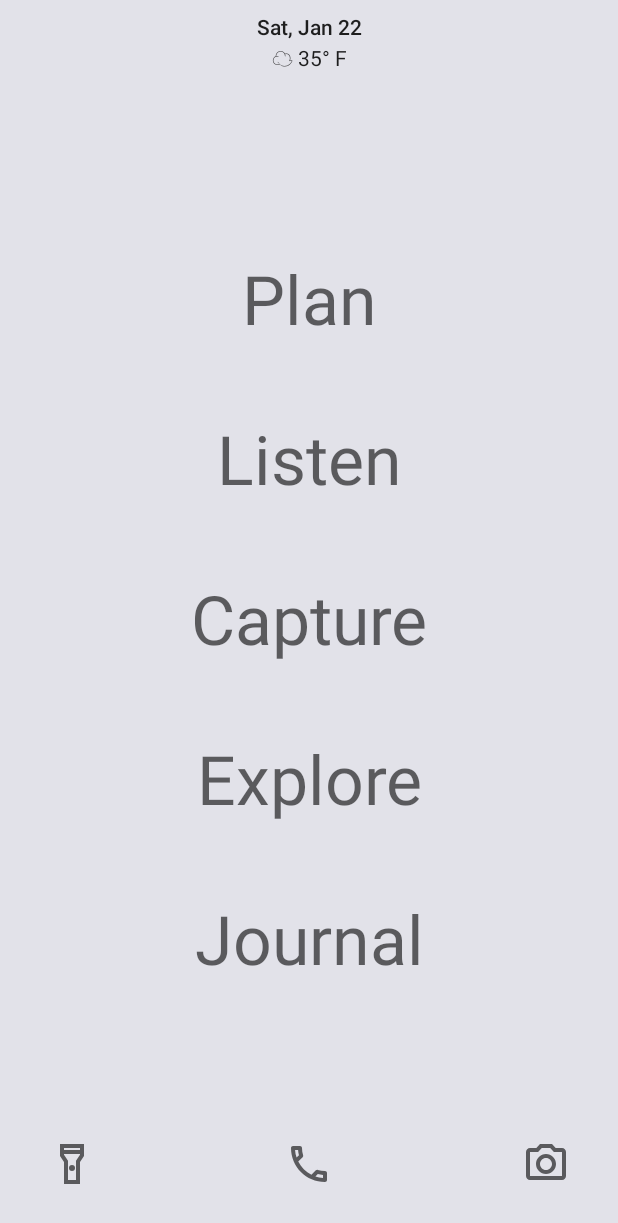
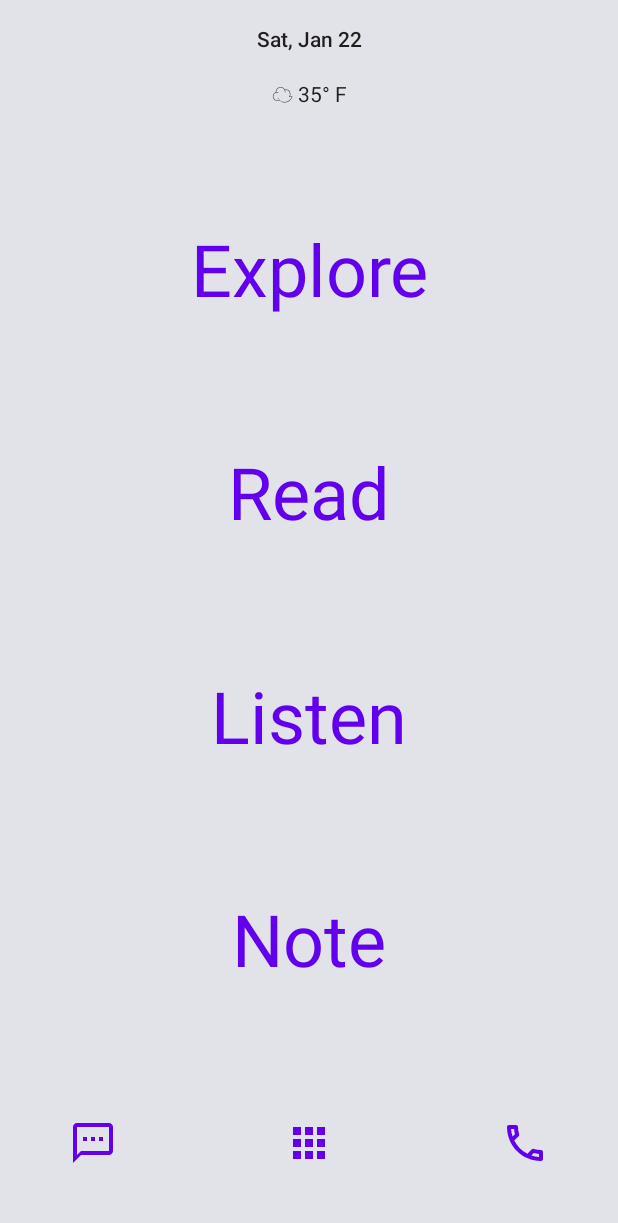
Before and after one commit to danstiner/ink-launcher, an Android app: the layout activity_fullscreen.xml on its own in the app's theme, with its tools: preview values and no code run, on a phone screen of 412 x 824 dp. Shown: the top 1223 px of the screen. Run offline under Robolectric (Android 15) with nearby library versions, the phone set to English and light mode, and no system bars.

Commit message:
Prototype layout

```diff
--- a/app/build.gradle
+++ b/app/build.gradle
@@ -4,7 +4,7 @@ plugins {
 }
 
 android {
-    compileSdk 32
+    compileSdk 31
 
     defaultConfig {
         applicationId "com.danielstiner.ink.launcher"
@@ -23,6 +23,7 @@ android {
         }
     }
     compileOptions {
+        coreLibraryDesugaringEnabled = true
         sourceCompatibility JavaVersion.VERSION_1_8
         targetCompatibility JavaVersion.VERSION_1_8
     }
@@ -35,7 +36,7 @@ android {
 }
 
 dependencies {
-
+    coreLibraryDesugaring("com.android.tools:desugar_jdk_libs:1.1.5")
     implementation 'androidx.core:core-ktx:1.7.0'
     implementation 'androidx.appcompat:appcompat:1.4.1'
     implementation 'com.google.android.material:material:1.5.0'
--- /dev/null
+++ b/app/src/main/res/drawable/ic_outline_apps_24.xml
@@ -0,0 +1,10 @@
+<vector xmlns:android="http://schemas.android.com/apk/res/android"
+    android:width="24dp"
+    android:height="24dp"
+    android:viewportWidth="24"
+    android:viewportHeight="24"
+    android:tint="?attr/colorControlNormal">
+  <path
+      android:fillColor="@android:color/white"
+      android:pathData="M4,8h4L8,4L4,4v4zM10,20h4v-4h-4v4zM4,20h4v-4L4,16v4zM4,14h4v-4L4,10v4zM10,14h4v-4h-4v4zM16,4v4h4L20,4h-4zM10,8h4L14,4h-4v4zM16,14h4v-4h-4v4zM16,20h4v-4h-4v4z"/>
+</vector>
--- /dev/null
+++ b/app/src/main/res/drawable/ic_outline_textsms_24.xml
@@ -0,0 +1,10 @@
+<vector xmlns:android="http://schemas.android.com/apk/res/android"
+    android:width="24dp"
+    android:height="24dp"
+    android:viewportWidth="24"
+    android:viewportHeight="24"
+    android:tint="?attr/colorControlNormal">
+  <path
+      android:fillColor="@android:color/white"
+      android:pathData="M20,2L4,2c-1.1,0 -2,0.9 -2,2v18l4,-4h14c1.1,0 2,-0.9 2,-2L22,4c0,-1.1 -0.9,-2 -2,-2zM20,16L6,16l-2,2L4,4h16v12zM7,9h2v2L7,11zM11,9h2v2h-2zM15,9h2v2h-2z"/>
+</vector>
--- a/app/src/main/res/layout/activity_fullscreen.xml
+++ b/app/src/main/res/layout/activity_fullscreen.xml
@@ -7,36 +7,6 @@
     android:background="?attr/fullscreenBackgroundColor"
     android:theme="@style/ThemeOverlay.InkLauncher.FullscreenContainer"
     tools:context=".FullscreenActivity">
-
-    <ImageView
-        android:id="@+id/imageView"
-        android:layout_width="32dp"
-        android:layout_height="32dp"
-        android:layout_marginStart="32dp"
-        android:layout_marginBottom="32dp"
-        app:srcCompat="@drawable/ic_outline_flashlight_on_24"
-        app:layout_constraintStart_toStartOf="parent"
-        app:layout_constraintBottom_toBottomOf="parent" />
-
-    <ImageView
-        android:id="@+id/imageView2"
-        android:layout_width="32dp"
-        android:layout_height="32dp"
-        android:layout_marginEnd="32dp"
-        android:layout_marginBottom="32dp"
-        app:srcCompat="@drawable/ic_outline_photo_camera_24"
-        app:layout_constraintEnd_toEndOf="parent"
-        app:layout_constraintBottom_toBottomOf="parent" />
-
-    <ImageView
-        android:id="@+id/imageView3"
-        android:layout_width="32dp"
-        android:layout_height="32dp"
-        android:layout_marginBottom="32dp"
-        app:srcCompat="@drawable/ic_outline_phone_24"
-        app:layout_constraintStart_toStartOf="parent"
-        app:layout_constraintEnd_toEndOf="parent"
-        app:layout_constraintBottom_toBottomOf="parent" />
 
     <TextView
         android:id="@+id/textView"
@@ -51,10 +21,10 @@
         app:layout_constraintTop_toTopOf="parent" />
 
     <TextView
-        android:id="@+id/textView2"
+        android:id="@+id/dateText"
         android:layout_width="wrap_content"
         android:layout_height="wrap_content"
-        android:layout_marginTop="8dp"
+        android:layout_marginTop="16dp"
         android:text="Sat, Jan 22"
         android:textAppearance="@style/TextAppearance.AppCompat.Body2"
         app:layout_constraintEnd_toEndOf="parent"
@@ -62,25 +32,106 @@
         app:layout_constraintTop_toTopOf="parent" />
 
     <TextView
-        android:id="@+id/textView5"
+        android:id="@+id/weatherText"
         android:layout_width="wrap_content"
         android:layout_height="wrap_content"
+        android:layout_marginTop="16dp"
         android:text="☁ 35° F"
         android:textAppearance="@style/TextAppearance.AppCompat.Body1"
         app:layout_constraintEnd_toEndOf="parent"
         app:layout_constraintStart_toStartOf="parent"
-        app:layout_constraintTop_toBottomOf="@id/textView2" />
+        app:layout_constraintTop_toBottomOf="@id/dateText" />
 
-    <TextView
-        android:id="@+id/textView3"
+    <androidx.constraintlayout.widget.Barrier
+        android:id="@+id/topBarrier"
         android:layout_width="wrap_content"
         android:layout_height="wrap_content"
-        android:text="@string/apps"
-        android:textAlignment="center"
-        android:textAppearance="@style/TextAppearance.AppCompat.Display2"
-        app:layout_constraintBottom_toBottomOf="parent"
+        app:barrierDirection="bottom"
+        app:constraint_referenced_ids="weatherText"/>
+
+    <Button
+        android:id="@+id/actionButton1"
+        style="@style/ActionButton"
+        android:layout_width="wrap_content"
+        android:layout_height="wrap_content"
+        android:text="Explore"
+        app:layout_constraintBottom_toTopOf="@id/actionButton2"
         app:layout_constraintEnd_toEndOf="parent"
         app:layout_constraintStart_toStartOf="parent"
-        app:layout_constraintTop_toTopOf="parent" />
+        app:layout_constraintTop_toBottomOf="@id/topBarrier"
+        app:layout_constraintVertical_chainStyle="spread" />
+
+    <Button
+        android:id="@+id/actionButton2"
+        style="@style/ActionButton"
+        android:layout_width="wrap_content"
+        android:layout_height="wrap_content"
+        android:text="Read"
+        app:layout_constraintTop_toBottomOf="@id/actionButton1"
+        app:layout_constraintBottom_toTopOf="@id/actionButton3"
+        app:layout_constraintStart_toStartOf="parent"
+        app:layout_constraintEnd_toEndOf="parent" />
+
+    <Button
+        android:id="@+id/actionButton3"
+        style="@style/ActionButton"
+        android:layout_width="wrap_content"
+        android:layout_height="wrap_content"
+        android:text="Listen"
+        app:layout_constraintTop_toBottomOf="@id/actionButton2"
+        app:layout_constraintBottom_toTopOf="@id/actionButton4"
+        app:layout_constraintStart_toStartOf="parent"
+        app:layout_constraintEnd_toEndOf="parent" />
+
+    <Button
+        android:id="@+id/actionButton4"
+        style="@style/ActionButton"
+        android:layout_width="wrap_content"
+        android:layout_height="wrap_content"
+        android:text="Note"
+        app:layout_constraintTop_toBottomOf="@id/actionButton3"
+        app:layout_constraintBottom_toTopOf="@id/bottomBarrier"
+        app:layout_constraintStart_toStartOf="parent"
+        app:layout_constraintEnd_toEndOf="parent" />
+
+    <androidx.constraintlayout.widget.Barrier
+        android:id="@+id/bottomBarrier"
+        android:layout_width="wrap_content"
+        android:layout_height="wrap_content"
+        app:barrierDirection="top"
+        app:constraint_referenced_ids="bottomLeftButton,bottomCenterButton,bottomRightButton"/>
+
+    <Button
+        android:id="@+id/bottomLeftButton"
+        style="@style/IconButton"
+        android:layout_width="wrap_content"
+        android:layout_height="wrap_content"
+        android:layout_marginStart="32dp"
+        android:layout_marginBottom="32dp"
+        app:icon="@drawable/ic_outline_textsms_24"
+        app:layout_constraintBottom_toBottomOf="parent"
+        app:layout_constraintStart_toStartOf="parent" />
+
+    <Button
+        android:id="@+id/bottomCenterButton"
+        style="@style/IconButton"
+        android:layout_width="wrap_content"
+        android:layout_height="wrap_content"
+        android:layout_marginBottom="32dp"
+        app:icon="@drawable/ic_outline_apps_24"
+        app:layout_constraintStart_toStartOf="parent"
+        app:layout_constraintEnd_toEndOf="parent"
+        app:layout_constraintBottom_toBottomOf="parent" />
+
+    <Button
+        android:id="@+id/bottomRightButton"
+        style="@style/IconButton"
+        android:layout_width="wrap_content"
+        android:layout_height="wrap_content"
+        android:layout_marginEnd="32dp"
+        android:layout_marginBottom="32dp"
+        app:icon="@drawable/ic_outline_phone_24"
+        app:layout_constraintEnd_toEndOf="parent"
+        app:layout_constraintBottom_toBottomOf="parent" />
 
 </androidx.constraintlayout.widget.ConstraintLayout>
--- a/app/src/main/res/values/styles.xml
+++ b/app/src/main/res/values/styles.xml
@@ -8,4 +8,13 @@
         <item name="android:background">@color/black_overlay</item>
         <item name="android:buttonBarStyle">?android:attr/buttonBarStyle</item>
     </style>
+
+
+    <style name="ActionButton" parent="Widget.Material3.Button.TextButton">
+        <item name="android:textSize">48dp</item>
+    </style>
+
+    <style name="IconButton" parent="Widget.Material3.Button.IconButton">
+        <item name="iconSize">32dp</item>
+    </style>
 </resources>
--- a/app/src/main/res/values/themes.xml
+++ b/app/src/main/res/values/themes.xml
@@ -15,8 +15,7 @@
     </style>
 
     <style name="Theme.InkLauncher.Fullscreen" parent="Theme.InkLauncher">
-        <item name="android:actionBarStyle">@style/Widget.Theme.InkLauncher.ActionBar.Fullscreen
-        </item>
+        <item name="android:actionBarStyle">@style/Widget.Theme.InkLauncher.ActionBar.Fullscreen</item>
         <item name="android:windowActionBarOverlay">true</item>
         <item name="android:windowBackground">@null</item>
     </style>
```
Also changed, not shown: app/src/main/java/com/danielstiner/ink/launcher/FullscreenActivity.kt (+41 -109 lines), app/src/main/res/drawable/ic_outline_chat_bubble_outline_24.xml (added, +10 -0 lines), app/src/main/res/drawable/ic_outline_message_24.xml (added, +11 -0 lines).
